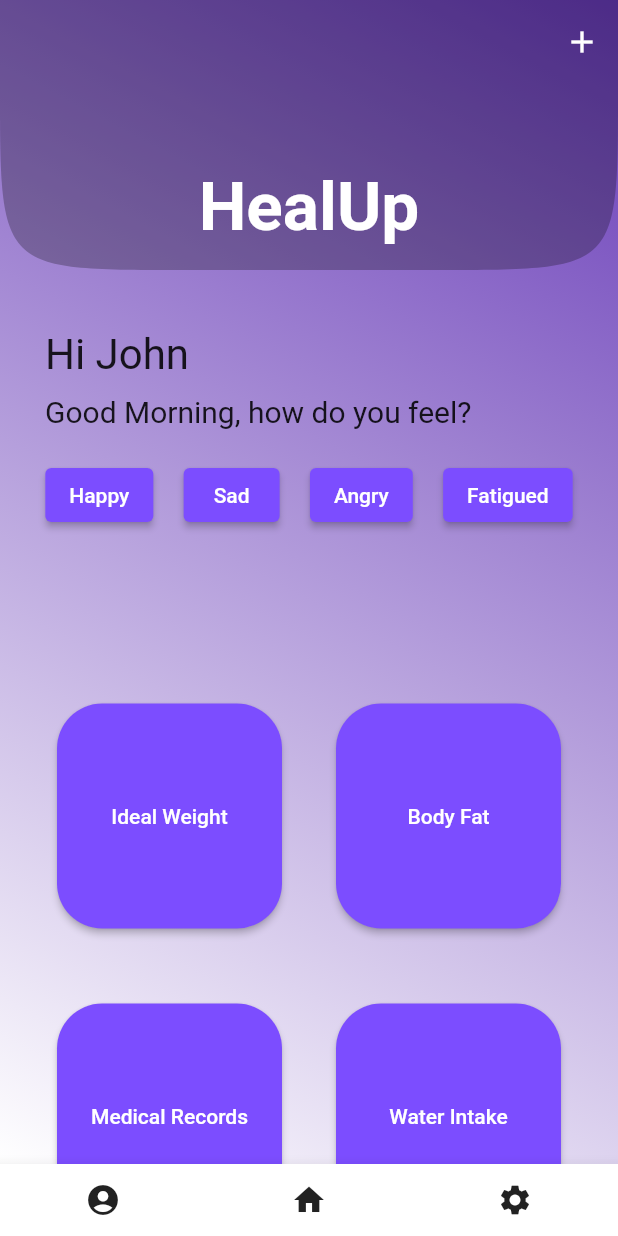
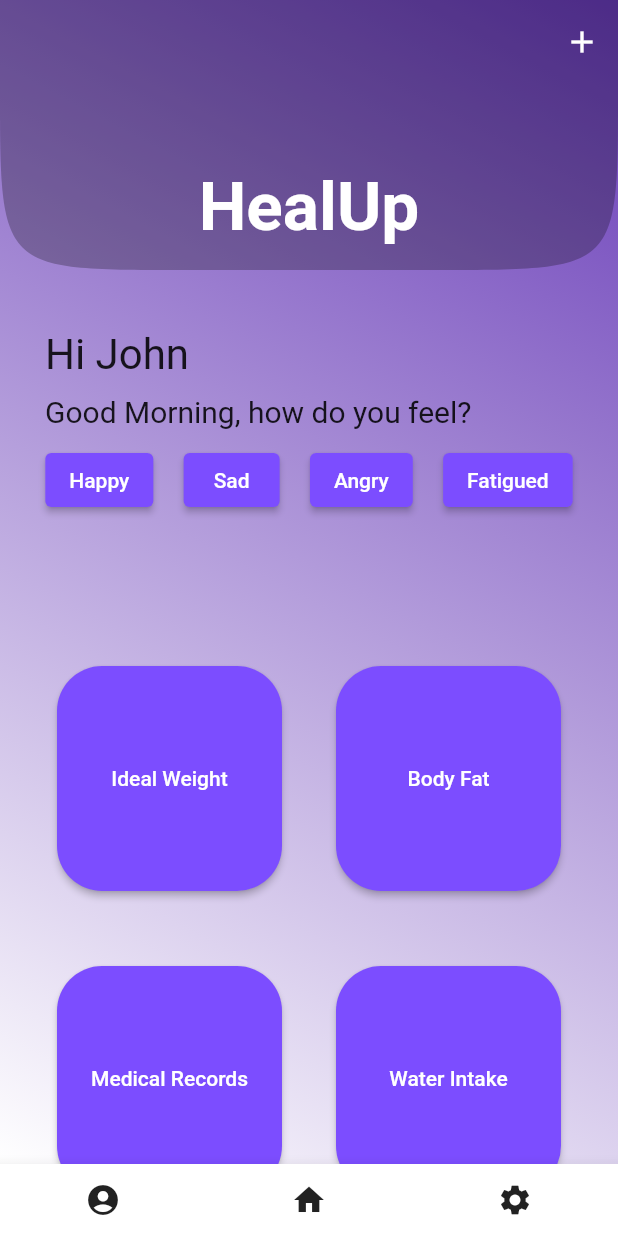
Before and after one commit to abhin-deb02/health_app, a Flutter app: the screen it shows after launch, on a phone screen of 412 x 824 dp. Run offline on Flutter 3.47's test engine with Material 2 defaults, Android fonts, the light colour scheme and no system bars.

Commit message:
Padding added, buttons are smaller.

```diff
--- a/lib/main.dart
+++ b/lib/main.dart
@@ -103,10 +103,6 @@ class _MainPageState extends State<MainPage> {
                 ]),
             SliverToBoxAdapter(
               child:
-                  //child: Text('Your Favourite health recorder!'),
-
-                  // code snippet from Abhinandan
-
                   Padding(
                 padding: const EdgeInsets.symmetric(
                     horizontal: 10.0, vertical: 40.0),
@@ -114,7 +110,7 @@ class _MainPageState extends State<MainPage> {
                   crossAxisAlignment: CrossAxisAlignment.start,
                   children: [
                     Padding(
-                      padding: const EdgeInsets.symmetric(horizontal: 20.0),
+                      padding: const EdgeInsets.only(left: 20.0, right: 20),
                       child: Column(
                         crossAxisAlignment: CrossAxisAlignment.start,
                         children: [
@@ -123,7 +119,7 @@ class _MainPageState extends State<MainPage> {
                           const SizedBox(height: 10),
                           Text("Good $day_state, how do you feel?",
                               style: const TextStyle(fontSize: 20)),
-                          const SizedBox(height: 20),
+                          const SizedBox(height: 10),
                         ],
                       ),
                     ),
@@ -164,7 +160,7 @@ class _MainPageState extends State<MainPage> {
                         ),
                       ],
                     ),
-                    const SizedBox(height: 20),
+                    const SizedBox(height: 5),
                   ],
                 ),
               ),
@@ -176,10 +172,6 @@ class _MainPageState extends State<MainPage> {
                 (BuildContext context, int index) {
                   return Container(
                     margin: const EdgeInsets.all(30.0),
-                    decoration: const BoxDecoration(
-                      borderRadius: BorderRadius.all(Radius.circular(50)),
-                      //color: Colors.black38,
-                    ),
                     child: Column(
                       children: [
                         Row(
```
